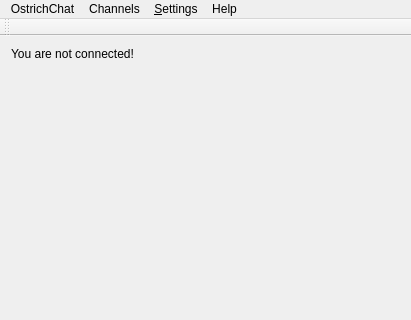
melalawi/OstrichChat, file Forms/OstrichChat.ui: the form before one commit; both pictures show x 0 to 411 and y 0 to 320 of the 411 by 857 pixel window.
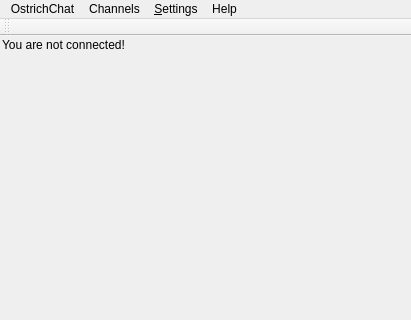
The form after the commit.

```diff
--- a/Forms/OstrichChat.ui
+++ b/Forms/OstrichChat.ui
@@ -21,6 +21,18 @@
   </property>
   <widget class="QWidget" name="centralWidget">
    <layout class="QGridLayout" name="gridLayout_2">
+    <property name="leftMargin">
+     <number>2</number>
+    </property>
+    <property name="topMargin">
+     <number>2</number>
+    </property>
+    <property name="rightMargin">
+     <number>2</number>
+    </property>
+    <property name="bottomMargin">
+     <number>2</number>
+    </property>
     <item row="0" column="0">
      <layout class="QGridLayout" name="centralGridLayout">
       <item row="0" column="0" alignment="Qt::AlignTop">
```
